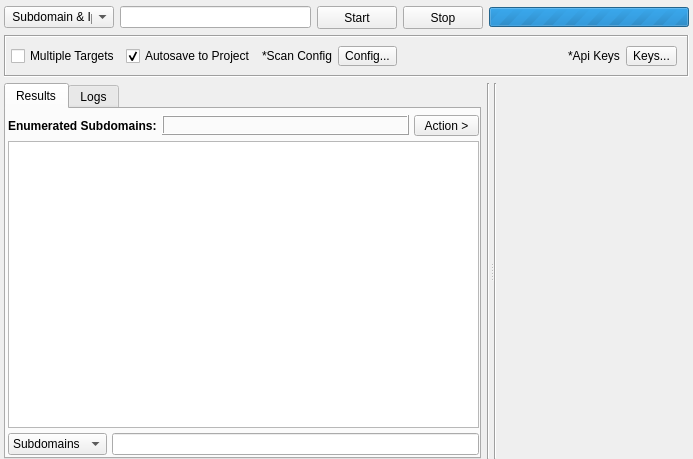
Before: the Qt Designer form gui/src/engines/Osint.ui in 3nock/OTE, drawn with Qt 5.
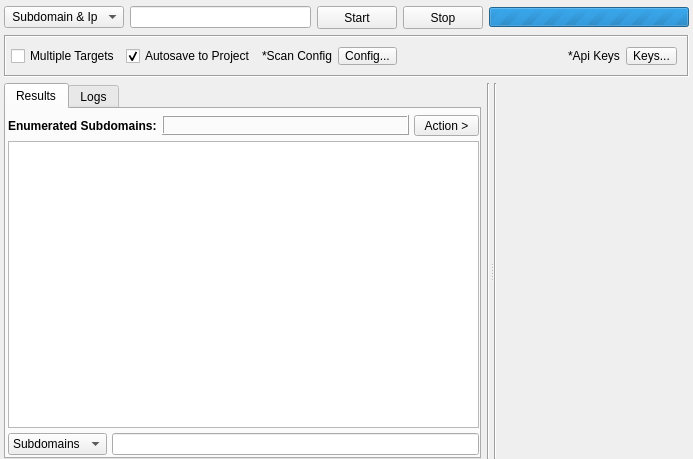
After: the same form once the commit is applied. Custom widgets are drawn as their Qt base class.

Commit message: refactoring osint engines...

The edit to the form file:
```diff
--- a/gui/src/engines/Osint.ui
+++ b/gui/src/engines/Osint.ui
@@ -41,7 +41,7 @@
        </property>
        <property name="maximumSize">
         <size>
-         <width>110</width>
+         <width>16777215</width>
          <height>16777215</height>
         </size>
        </property>
@@ -241,6 +241,18 @@
       </item>
       <item>
        <widget class="QToolButton" name="buttonConfig">
+        <property name="minimumSize">
+         <size>
+          <width>0</width>
+          <height>18</height>
+         </size>
+        </property>
+        <property name="maximumSize">
+         <size>
+          <width>16777215</width>
+          <height>18</height>
+         </size>
+        </property>
         <property name="styleSheet">
          <string notr="true"/>
         </property>
@@ -283,6 +295,12 @@
           <height>18</height>
          </size>
         </property>
+        <property name="maximumSize">
+         <size>
+          <width>16777215</width>
+          <height>18</height>
+         </size>
+        </property>
         <property name="font">
          <font>
           <italic>false</italic>
```
Left out of the diff: 5 changed lines with no effect on the pictures. The commit also changes 54 other files.
